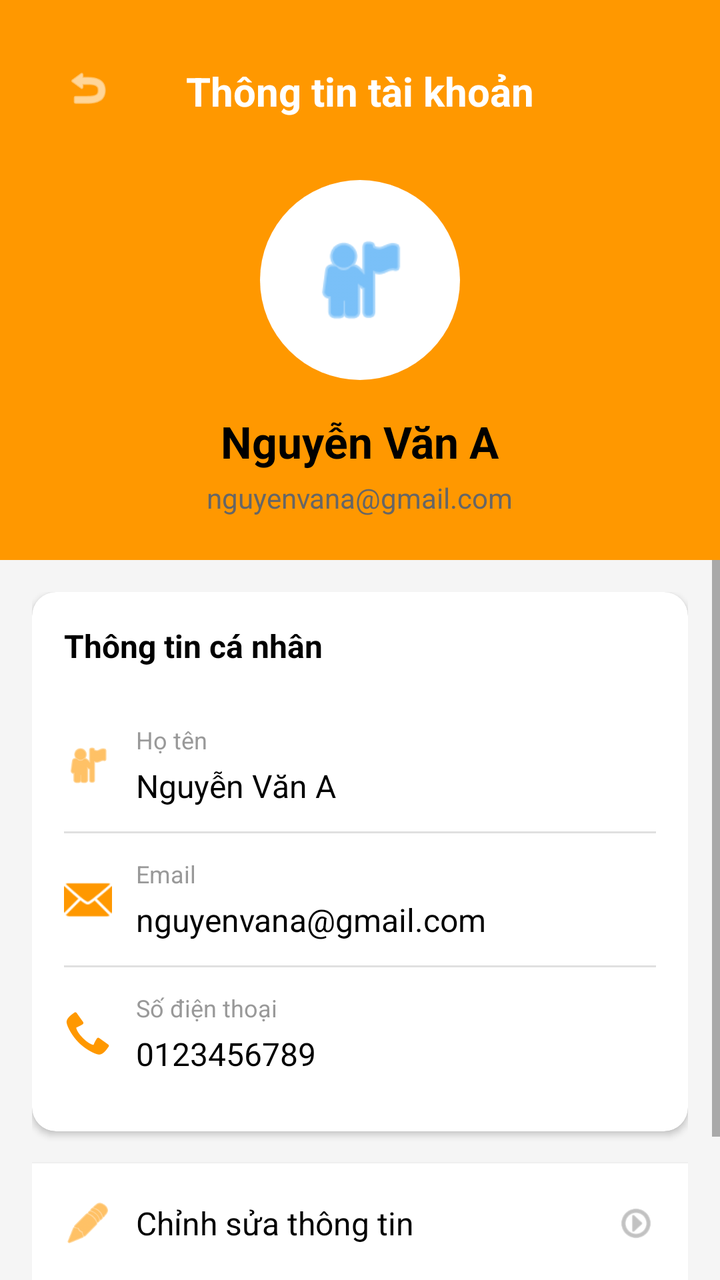
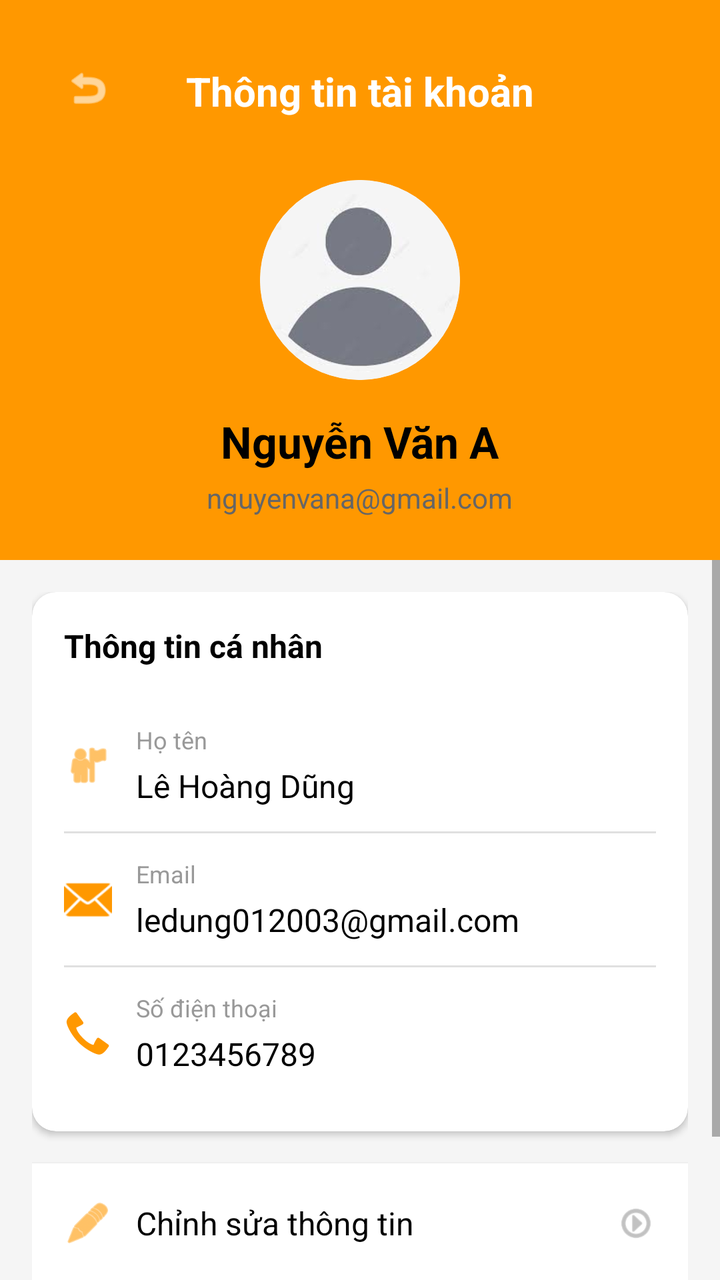

An Android layout rendered at two revisions. The XML below is the earlier revision; the diff shows what the commit changed to produce the second picture.
<!-- AndroidManifest.xml: application theme Theme.CookEasy_LHD_113_T7 -->
<!-- res/layout/man_hinh_thong_tin_tai_khoan.xml -->
<?xml version="1.0" encoding="utf-8"?>
<LinearLayout xmlns:android="http://schemas.android.com/apk/res/android"
    xmlns:app="http://schemas.android.com/apk/res-auto"
    android:layout_width="match_parent"
    android:layout_height="match_parent"
    android:orientation="vertical"
    android:background="#F5F5F5">

    
    <RelativeLayout
        android:layout_width="match_parent"
        android:layout_height="280dp"
        android:background="#FF9800"
        android:padding="20dp">

        <ImageView
            android:id="@+id/btnBack"
            android:layout_width="48dp"
            android:layout_height="48dp"
            android:src="@android:drawable/ic_menu_revert"
            app:tint="#FFFFFF"
            android:padding="12dp"
            android:clickable="true"
            android:focusable="true"
            android:contentDescription="Back" />

        <TextView
            android:layout_width="wrap_content"
            android:layout_height="wrap_content"
            android:layout_centerHorizontal="true"
            android:layout_alignParentTop="true"
            android:layout_marginTop="12dp"
            android:text="Thông tin tài khoản"
            android:textColor="#FFFFFF"
            android:textSize="20sp"
            android:textStyle="bold" />

        
        <ImageView
            android:id="@+id/ivAvatar"
            android:layout_width="100dp"
            android:layout_height="100dp"
            android:layout_centerHorizontal="true"
            android:layout_marginTop="70dp"
            android:src="@android:drawable/ic_menu_myplaces"
            app:tint="#2196F3"
            android:background="@drawable/circle_white_bg"
            android:padding="24dp"
            android:contentDescription="Avatar" />

        <TextView
            android:id="@+id/tvTenNguoiDung"
            android:layout_width="wrap_content"
            android:layout_height="wrap_content"
            android:layout_below="@id/ivAvatar"
            android:layout_centerHorizontal="true"
            android:layout_marginTop="16dp"
            android:text="Nguyễn Văn A"
            android:textColor="#000000"
            android:textSize="22sp"
            android:textStyle="bold" />

        <TextView
            android:id="@+id/tvEmail"
            android:layout_width="wrap_content"
            android:layout_height="wrap_content"
            android:layout_below="@id/tvTenNguoiDung"
            android:layout_centerHorizontal="true"
            android:layout_marginTop="4dp"
            android:text="nguyenvana@gmail.com"
            android:textColor="#666666"
            android:textSize="14sp" />
    </RelativeLayout>

    <ScrollView
        android:layout_width="match_parent"
        android:layout_height="match_parent"
        android:fillViewport="true">

        <LinearLayout
            android:layout_width="match_parent"
            android:layout_height="wrap_content"
            android:orientation="vertical"
            android:padding="16dp">

            
            <androidx.cardview.widget.CardView
                android:layout_width="match_parent"
                android:layout_height="wrap_content"
                android:layout_marginBottom="16dp"
                app:cardCornerRadius="12dp"
                app:cardElevation="2dp">

                <LinearLayout
                    android:layout_width="match_parent"
                    android:layout_height="wrap_content"
                    android:orientation="vertical"
                    android:padding="16dp">

                    <TextView
                        android:layout_width="wrap_content"
                        android:layout_height="wrap_content"
                        android:text="Thông tin cá nhân"
                        android:textColor="#000000"
                        android:textSize="16sp"
                        android:textStyle="bold"
                        android:layout_marginBottom="16dp" />

                    
                    <LinearLayout
                        android:layout_width="match_parent"
                        android:layout_height="wrap_content"
                        android:orientation="horizontal"
                        android:gravity="center_vertical"
                        android:paddingTop="12dp"
                        android:paddingBottom="12dp">

                        <ImageView
                            android:layout_width="24dp"
                            android:layout_height="24dp"
                            android:src="@android:drawable/ic_menu_myplaces"
                            app:tint="#FF9800"
                            android:contentDescription="Name" />

                        <LinearLayout
                            android:layout_width="0dp"
                            android:layout_height="wrap_content"
                            android:layout_weight="1"
                            android:orientation="vertical"
                            android:layout_marginStart="12dp">

                            <TextView
                                android:layout_width="wrap_content"
                                android:layout_height="wrap_content"
                                android:text="Họ tên"
                                android:textColor="#999999"
                                android:textSize="12sp" />

                            <TextView
                                android:id="@+id/tvHoTen"
                                android:layout_width="wrap_content"
                                android:layout_height="wrap_content"
                                android:text="Nguyễn Văn A"
                                android:textColor="#000000"
                                android:textSize="16sp"
                                android:layout_marginTop="4dp" />
                        </LinearLayout>
                    </LinearLayout>

                    <View
                        android:layout_width="match_parent"
                        android:layout_height="1dp"
                        android:background="#E0E0E0" />

                    
                    <LinearLayout
                        android:layout_width="match_parent"
                        android:layout_height="wrap_content"
                        android:orientation="horizontal"
                        android:gravity="center_vertical"
                        android:paddingTop="12dp"
                        android:paddingBottom="12dp">

                        <ImageView
                            android:layout_width="24dp"
                            android:layout_height="24dp"
                            android:src="@android:drawable/ic_dialog_email"
                            app:tint="#FF9800"
                            android:contentDescription="Email" />

                        <LinearLayout
                            android:layout_width="0dp"
                            android:layout_height="wrap_content"
                            android:layout_weight="1"
                            android:orientation="vertical"
                            android:layout_marginStart="12dp">

                            <TextView
                                android:layout_width="wrap_content"
                                android:layout_height="wrap_content"
                                android:text="Email"
                                android:textColor="#999999"
                                android:textSize="12sp" />

                            <TextView
                                android:id="@+id/tvEmailInfo"
                                android:layout_width="wrap_content"
                                android:layout_height="wrap_content"
                                android:text="nguyenvana@gmail.com"
                                android:textColor="#000000"
                                android:textSize="16sp"
                                android:layout_marginTop="4dp" />
                        </LinearLayout>
                    </LinearLayout>

                    <View
                        android:layout_width="match_parent"
                        android:layout_height="1dp"
                        android:background="#E0E0E0" />

                    
                    <LinearLayout
                        android:layout_width="match_parent"
                        android:layout_height="wrap_content"
                        android:orientation="horizontal"
                        android:gravity="center_vertical"
                        android:paddingTop="12dp"
                        android:paddingBottom="12dp">

                        <ImageView
                            android:layout_width="24dp"
                            android:layout_height="24dp"
                            android:src="@android:drawable/stat_sys_phone_call"
                            app:tint="#FF9800"
                            android:contentDescription="Phone" />

                        <LinearLayout
                            android:layout_width="0dp"
                            android:layout_height="wrap_content"
                            android:layout_weight="1"
                            android:orientation="vertical"
                            android:layout_marginStart="12dp">

                            <TextView
                                android:layout_width="wrap_content"
                                android:layout_height="wrap_content"
                                android:text="Số điện thoại"
                                android:textColor="#999999"
                                android:textSize="12sp" />

                            <TextView
                                android:id="@+id/tvSoDienThoai"
                                android:layout_width="wrap_content"
                                android:layout_height="wrap_content"
                                android:text="0123456789"
                                android:textColor="#000000"
                                android:textSize="16sp"
                                android:layout_marginTop="4dp" />
                        </LinearLayout>
                    </LinearLayout>
                </LinearLayout>
            </androidx.cardview.widget.CardView>

            
            <LinearLayout
                android:id="@+id/btnChinhSuaThongTin"
                android:layout_width="match_parent"
                android:layout_height="60dp"
                android:orientation="horizontal"
                android:gravity="center_vertical"
                android:background="@android:color/white"
                android:paddingStart="16dp"
                android:paddingEnd="16dp"
                android:layout_marginBottom="12dp"
                android:clickable="true"
                android:focusable="true"
                android:foreground="?android:attr/selectableItemBackground"
                android:elevation="2dp">

                <ImageView
                    android:layout_width="24dp"
                    android:layout_height="24dp"
                    android:src="@android:drawable/ic_menu_edit"
                    app:tint="#FF9800"
                    android:contentDescription="Edit" />

                <TextView
                    android:layout_width="0dp"
                    android:layout_height="wrap_content"
                    android:layout_weight="1"
                    android:layout_marginStart="12dp"
                    android:text="Chỉnh sửa thông tin"
                    android:textColor="#000000"
                    android:textSize="16sp" />

                <ImageView
                    android:layout_width="20dp"
                    android:layout_height="20dp"
                    android:src="@android:drawable/ic_menu_more"
                    android:rotation="270"
                    app:tint="#999999"
                    android:contentDescription="Arrow" />
            </LinearLayout>

            
            <LinearLayout
                android:id="@+id/btnDoiMatKhau"
                android:layout_width="match_parent"
                android:layout_height="60dp"
                android:orientation="horizontal"
                android:gravity="center_vertical"
                android:background="@android:color/white"
                android:paddingStart="16dp"
                android:paddingEnd="16dp"
                android:clickable="true"
                android:focusable="true"
                android:foreground="?android:attr/selectableItemBackground"
                android:elevation="2dp">

                <ImageView
                    android:layout_width="24dp"
                    android:layout_height="24dp"
                    android:src="@android:drawable/ic_lock_lock"
                    app:tint="#FF9800"
                    android:contentDescription="Password" />

                <TextView
                    android:layout_width="0dp"
                    android:layout_height="wrap_content"
                    android:layout_weight="1"
                    android:layout_marginStart="12dp"
                    android:text="Đổi mật khẩu"
                    android:textColor="#000000"
                    android:textSize="16sp" />

                <ImageView
                    android:layout_width="20dp"
                    android:layout_height="20dp"
                    android:src="@android:drawable/ic_menu_more"
                    android:rotation="270"
                    app:tint="#999999"
                    android:contentDescription="Arrow" />
            </LinearLayout>
        </LinearLayout>
    </ScrollView>
</LinearLayout>
<!-- resources referenced by this layout -->
<resources>
  <!-- drawable circle_white_bg (drawable) -->
  <?xml version="1.0" encoding="utf-8"?>
  <shape xmlns:android="http://schemas.android.com/apk/res/android"
      android:shape="oval">
      <solid android:color="#FFFFFF" />
  </shape>
  <style name="Theme.CookEasy_LHD_113_T7" parent="Theme.MaterialComponents.DayNight.NoActionBar">
          
          <item name="colorPrimary">@color/purple_500</item>
          <item name="colorPrimaryVariant">@color/purple_700</item>
          <item name="colorOnPrimary">@color/white</item>
          
      </style>
  <color name="purple_500">#FF6200EE</color>
  <color name="purple_700">#FF3700B3</color>
  <color name="white">#FFFFFFFF</color>
</resources>

<!-- the commit's change to res/layout/man_hinh_thong_tin_tai_khoan.xml (unified diff, before → after) -->
@@ -42,10 +42,10 @@
             android:layout_height="100dp"
             android:layout_centerHorizontal="true"
             android:layout_marginTop="70dp"
-            android:src="@android:drawable/ic_menu_myplaces"
-            app:tint="#2196F3"
+            android:src="@drawable/anhdaidien"
             android:background="@drawable/circle_white_bg"
-            android:padding="24dp"
+            android:scaleType="centerCrop"
+            android:clipToOutline="true"
             android:contentDescription="Avatar" />
 
         <TextView
@@ -140,7 +140,7 @@
                                 android:id="@+id/tvHoTen"
                                 android:layout_width="wrap_content"
                                 android:layout_height="wrap_content"
-                                android:text="Nguyễn Văn A"
+                                android:text="Lê Hoàng Dũng"
                                 android:textColor="#000000"
                                 android:textSize="16sp"
                                 android:layout_marginTop="4dp" />
@@ -186,7 +186,7 @@
                                 android:id="@+id/tvEmailInfo"
                                 android:layout_width="wrap_content"
                                 android:layout_height="wrap_content"
-                                android:text="nguyenvana@gmail.com"
+                                android:text="ledung012003@gmail.com"
                                 android:textColor="#000000"
                                 android:textSize="16sp"
                                 android:layout_marginTop="4dp" />
<!-- resource entries referenced after the edit -->
@@ -1,5 +1,6 @@
 <!-- resources referenced by this layout -->
 <resources>
+  <!-- drawable anhdaidien: jpg bitmap (drawable, 2510 bytes) -->
   <!-- drawable circle_white_bg (drawable) -->
   <?xml version="1.0" encoding="utf-8"?>
   <shape xmlns:android="http://schemas.android.com/apk/res/android"
